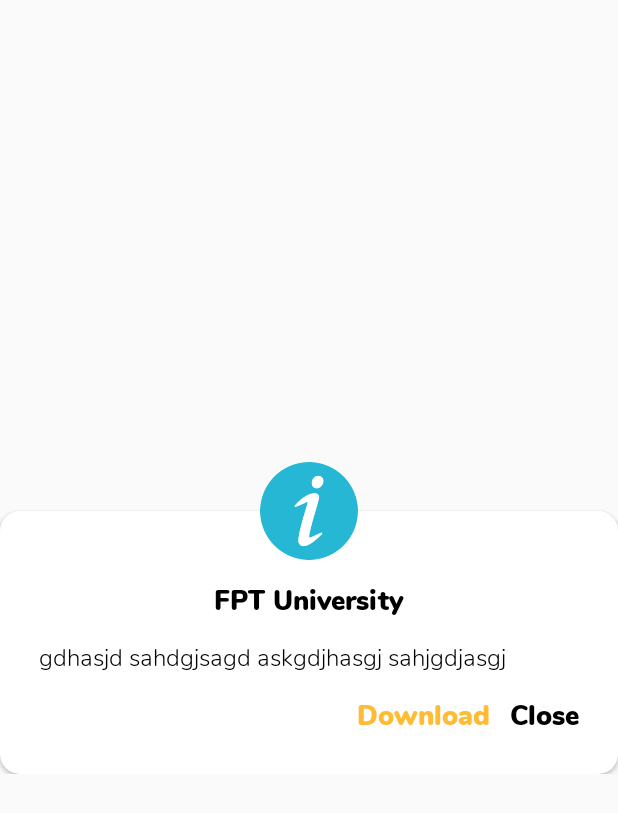
After one commit to tinhpv/indoor-navigation-system-qrcode-augmented-reality, an Android app: the layout dialog_warning_download.xml on its own in the app's theme, with its tools: preview values and no code run, on a phone screen of 412 x 824 dp. The commit adds this screen. Shown: the top 813 px of the screen. Run offline under Robolectric (Android 15) with nearby library versions, the phone set to English and light mode, and no system bars.

Commit message:
Add notification dialog to download data

```diff
--- /dev/null
+++ b/Mobile App/Demo4.2/app/src/main/res/layout/dialog_warning_download.xml
@@ -0,0 +1,116 @@
+<?xml version="1.0" encoding="utf-8"?>
+<FrameLayout xmlns:android="http://schemas.android.com/apk/res/android"
+    android:layout_width="match_parent"
+    android:layout_height="wrap_content"
+    android:layout_gravity="center"
+    android:background="@android:color/transparent"
+    xmlns:app="http://schemas.android.com/apk/res-auto">
+
+    <ImageView
+        android:layout_width="@dimen/_50sdp"
+        android:layout_height="@dimen/_50sdp"
+        android:src="@drawable/info_dialog"
+        android:translationZ="10dp"
+        android:layout_gravity="center_horizontal"
+
+        app:layout_constraintTop_toTopOf="parent"
+        app:layout_constraintStart_toStartOf="parent"
+        app:layout_constraintEnd_toEndOf="parent"
+        />
+
+
+    <androidx.cardview.widget.CardView
+        android:layout_width="match_parent"
+        android:layout_height="wrap_content"
+        android:visibility="visible"
+        android:layout_marginTop="@dimen/_25sdp"
+        app:cardCornerRadius="@dimen/_10sdp"
+
+        app:layout_constraintTop_toTopOf="parent"
+        app:layout_constraintBottom_toBottomOf="parent"
+        app:layout_constraintStart_toStartOf="parent"
+        app:layout_constraintEnd_toEndOf="parent"
+        >
+        <androidx.constraintlayout.widget.ConstraintLayout
+            android:layout_width="match_parent"
+            android:layout_height="wrap_content"
+            android:layout_marginTop="@dimen/_25sdp"
+            >
+
+            <TextView
+                android:id="@+id/tvName"
+                android:layout_width="wrap_content"
+                android:layout_height="wrap_content"
+                android:text="FPT University"
+                android:fontFamily="@font/nunito_black"
+                android:textColor="@android:color/black"
+                android:textSize="18sp"
+                android:layout_marginTop="@dimen/_10sdp"
+
+                app:layout_constraintTop_toTopOf="parent"
+                app:layout_constraintStart_toStartOf="parent"
+                app:layout_constraintEnd_toEndOf="parent"
+                />
+
+            <TextView
+                android:id="@+id/tvDes"
+                android:layout_width="match_parent"
+                android:layout_height="wrap_content"
+                android:text="gdhasjd sahdgjsagd askgdjhasgj sahjgdjasgj"
+                android:textSize="16sp"
+                android:fontFamily="@font/nunito_light"
+                android:textColor="@android:color/black"
+                android:layout_marginTop="@dimen/_10sdp"
+                android:layout_marginBottom="@dimen/_10sdp"
+                android:layout_marginStart="@dimen/_20sdp"
+                android:layout_marginEnd="@dimen/_20sdp"
+
+
+                app:layout_constraintTop_toBottomOf="@id/tvName"
+                app:layout_constraintStart_toStartOf="parent"
+                app:layout_constraintEnd_toEndOf="parent"
+                app:layout_constraintBottom_toTopOf="@id/tvClose"
+                />
+
+            <TextView
+                android:id="@+id/tvDownload"
+                android:layout_width="wrap_content"
+                android:layout_height="wrap_content"
+                android:text="Download"
+                android:layout_marginBottom="@dimen/_20sdp"
+                android:layout_marginEnd="@dimen/_10sdp"
+                android:fontFamily="@font/nunito_black"
+                android:textColor="@android:color/holo_orange_light"
+                android:textSize="18sp"
+
+                app:layout_constraintHorizontal_bias="1.0"
+                app:layout_constraintStart_toStartOf="parent"
+                app:layout_constraintBottom_toBottomOf="parent"
+                app:layout_constraintEnd_toStartOf="@id/tvClose"
+                />
+
+            <TextView
+                android:id="@+id/tvClose"
+                android:layout_width="wrap_content"
+                android:layout_height="wrap_content"
+                android:text="Close"
+                android:layout_margin="@dimen/_20sdp"
+                android:fontFamily="@font/nunito_black"
+                android:textColor="@android:color/black"
+                android:textSize="18sp"
+
+
+
+                app:layout_constraintBottom_toBottomOf="parent"
+                app:layout_constraintEnd_toEndOf="parent"
+                app:layout_constraintHorizontal_bias="1.0"
+                 />
+
+        </androidx.constraintlayout.widget.ConstraintLayout>
+    </androidx.cardview.widget.CardView>
+
+
+
+
+
+</FrameLayout>
```
Also changed, not shown: Mobile App/Demo4.2/app/src/main/java/fpt/capstone/inqr/adapter/BuildingAdapter.java (+21 -6 lines), Mobile App/Demo4.2/app/src/main/java/fpt/capstone/inqr/dialog/WarningDownloadDialog.java (added, +93 -0 lines), Mobile App/Demo4.2/app/src/main/java/fpt/capstone/inqr/fragment/ListBuildingFragment.java (+11 -3 lines).
